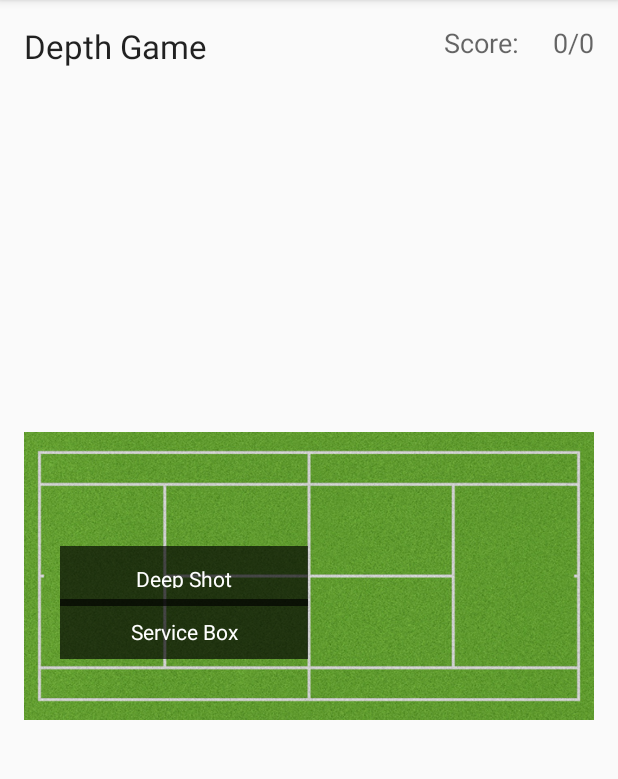
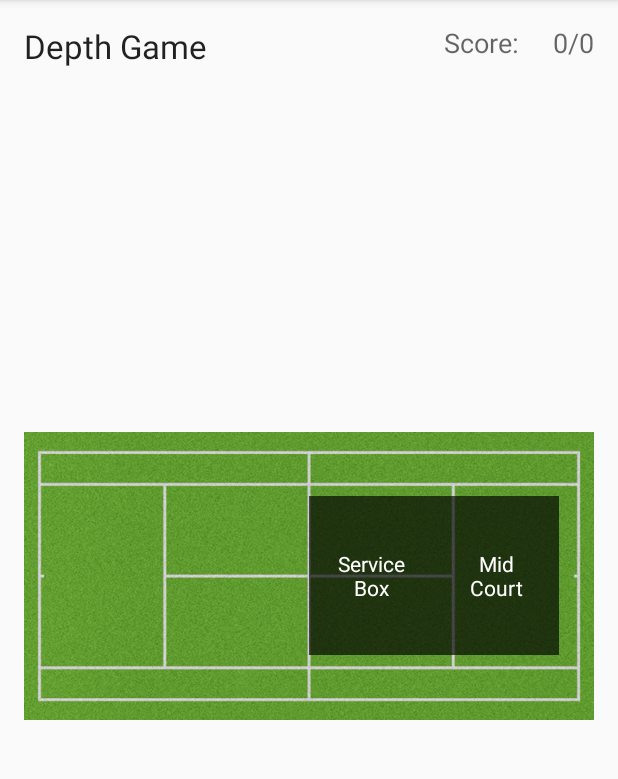
Before and after one commit to rachitpuri95/tennis-trainer-mobile, an Android app: the DepthActivity screen opened directly, with no data from a screen before it, on a phone screen of 412 x 824 dp, the part 84-863 px from its top. Run offline under Robolectric (Android 15) with nearby library versions, the phone set to English and light mode, and no system bars; libraries missing offline, so code that uses them is left out: com.google.api.client.

Commit message:
commit kar yaar

```diff
--- a/app/src/main/AndroidManifest.xml
+++ b/app/src/main/AndroidManifest.xml
@@ -30,7 +30,9 @@
             android:label="@string/title_activity_direction_game"
             android:screenOrientation="portrait"
             android:theme="@style/AppTheme.NoActionBar" />
-        <activity android:name=".DepthActivity"></activity>
+        <activity android:name=".DepthActivity"
+            android:label="@string/title_activity_direction_game"
+  android:screenOrientation="portrait"></activity>
     </application>
 
 </manifest>
--- a/app/src/main/java/com/example/rachitpuri/tennisandroidmobilevfinal/DirectionGame.java
+++ b/app/src/main/java/com/example/rachitpuri/tennisandroidmobilevfinal/DirectionGame.java
@@ -46,7 +46,7 @@ TextView tvLeft, tvRight, tvCenter, score, correctness;
         AlertDialog.Builder builder1 = new AlertDialog.Builder(DirectionGame.this);
         builder1.setMessage("Are you ready to play?");
 
-
+        builder1.setCancelable(false);
         builder1.setPositiveButton(
                 "Yes",
                 new DialogInterface.OnClickListener() {
@@ -92,7 +92,7 @@ TextView tvLeft, tvRight, tvCenter, score, correctness;
         @Override
         protected String doInBackground(Void... params) {
             HttpClient httpClient = new HttpClient();
-            String apiUrl= "https://tennis-trainer.appspot.com/data/begin";
+            String apiUrl= "https://tennis-trainer.appspot.com/data/direction/begin";
             return httpClient.makePOST(apiUrl);
         }
 
@@ -220,7 +220,7 @@ TextView tvLeft, tvRight, tvCenter, score, correctness;
                 int sleepTime = 600;    // in ms
                 SystemClock.sleep(sleepTime);
             }
-            apiUrl = "https://tennis-trainer.appspot.com/data/end";
+            apiUrl = "https://tennis-trainer.appspot.com/data/direction/end";
             httpClient.makePOST(apiUrl);
             return null;
         }
--- a/app/src/main/res/layout/activity_depth.xml
+++ b/app/src/main/res/layout/activity_depth.xml
@@ -60,10 +60,10 @@
             android:src="@drawable/tcourt"
             />
         <TextView
-            android:layout_width="165dp"
-            android:layout_height="40dp"
+            android:layout_width="83dp"
+            android:layout_height="106dp"
 
-            android:layout_marginRight="83dp"
+            android:layout_marginLeft="125dp"
             android:layout_gravity="center_horizontal|center_vertical"
             android:gravity="center"
             android:padding="12dip"
@@ -71,15 +71,14 @@
             android:background="#AA000000"
             android:textColor="#ffffffff"
             android:id="@+id/tvDeepShot"
-            android:text="Deep Shot" />
+            android:text="Mid Court" />
 
         <TextView
-            android:layout_width="165dp"
-            android:layout_height="40dp"
-            android:layout_marginTop="35dip"
-            android:layout_marginRight="83dp"
+            android:layout_width="83dp"
+            android:layout_height="106dp"
+
+            android:layout_marginLeft="42dp"
             android:layout_gravity="center_horizontal|center_vertical"
-
             android:padding="12dip"
             android:id="@+id/tvserviceBox"
             android:background="#AA000000"
--- a/app/src/main/res/layout/content_direction_game.xml
+++ b/app/src/main/res/layout/content_direction_game.xml
@@ -65,7 +65,7 @@
         android:layout_width="165dp"
         android:layout_height="40dp"
 
-        android:layout_marginRight="83dp"
+        android:layout_marginLeft="83dp"
         android:layout_gravity="center_horizontal|center_vertical"
         android:gravity="center"
         android:padding="12dip"
@@ -79,7 +79,7 @@
             android:layout_width="165dp"
             android:layout_height="40dp"
             android:layout_marginTop="35dip"
-            android:layout_marginRight="83dp"
+            android:layout_marginLeft="83dp"
             android:layout_gravity="center_horizontal|center_vertical"
 
             android:padding="12dip"
@@ -93,7 +93,7 @@
             android:layout_width="165dp"
             android:layout_height="40dp"
             android:layout_marginBottom="35dip"
-            android:layout_marginRight="83dp"
+            android:layout_marginLeft="83dp"
             android:layout_gravity="center_horizontal|center_vertical"
             android:id="@+id/tvLeft"
             android:padding="12dip"
```
Also changed, not shown: app/src/main/java/com/example/rachitpuri/tennisandroidmobilevfinal/DepthActivity.java (+7 -7 lines), 1 other file.
